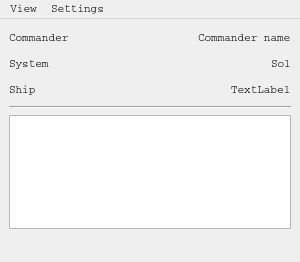
sashgorokhov/edp, file edp/gui/ui/main_window.ui: the form before one commit.
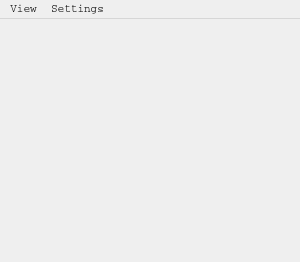
The form after the commit.

The edit to the form file:
```diff
--- a/edp/gui/ui/main_window.ui
+++ b/edp/gui/ui/main_window.ui
@@ -51,165 +51,7 @@
    <bool>false</bool>
   </property>
   <widget class="QWidget" name="centralwidget">
-   <layout class="QVBoxLayout" name="verticalLayout_2">
-    <item>
-     <layout class="QVBoxLayout" name="verticalLayout">
-      <item>
-       <layout class="QHBoxLayout" name="horizontalLayout_3">
-        <item>
-         <widget class="QLabel" name="label_5">
-          <property name="text">
-           <string>Commander</string>
-          </property>
-         </widget>
-        </item>
-        <item>
-         <spacer name="horizontalSpacer_3">
-          <property name="orientation">
-           <enum>Qt::Horizontal</enum>
-          </property>
-          <property name="sizeHint" stdset="0">
-           <size>
-            <width>40</width>
-            <height>20</height>
-           </size>
-          </property>
-         </spacer>
-        </item>
-        <item>
-         <widget class="QLabel" name="label_commander">
-          <property name="text">
-           <string>Commander name</string>
-          </property>
-         </widget>
-        </item>
-       </layout>
-      </item>
-      <item>
-       <layout class="QHBoxLayout" name="horizontalLayout_2">
-        <item>
-         <widget class="QLabel" name="label_3">
-          <property name="text">
-           <string>System</string>
-          </property>
-         </widget>
-        </item>
-        <item>
-         <spacer name="horizontalSpacer_2">
-          <property name="orientation">
-           <enum>Qt::Horizontal</enum>
-          </property>
-          <property name="sizeHint" stdset="0">
-           <size>
-            <width>40</width>
-            <height>20</height>
-           </size>
-          </property>
-         </spacer>
-        </item>
-        <item>
-         <widget class="QLabel" name="label_system">
-          <property name="text">
-           <string>Sol</string>
-          </property>
-         </widget>
-        </item>
-       </layout>
-      </item>
-      <item>
-       <layout class="QHBoxLayout" name="horizontalLayout">
-        <item>
-         <widget class="QLabel" name="label">
-          <property name="text">
-           <string>Ship</string>
-          </property>
-         </widget>
-        </item>
-        <item>
-         <spacer name="horizontalSpacer">
-          <property name="orientation">
-           <enum>Qt::Horizontal</enum>
-          </property>
-          <property name="sizeHint" stdset="0">
-           <size>
-            <width>40</width>
-            <height>20</height>
-           </size>
-          </property>
-         </spacer>
-        </item>
-        <item>
-         <widget class="QLabel" name="label_ship">
-          <property name="text">
-           <string>TextLabel</string>
-          </property>
-         </widget>
-        </item>
-       </layout>
-      </item>
-     </layout>
-    </item>
-    <item>
-     <widget class="Line" name="line">
-      <property name="orientation">
-       <enum>Qt::Horizontal</enum>
-      </property>
-     </widget>
-    </item>
-    <item>
-     <widget class="QListWidget" name="list_widget_events">
-      <property name="minimumSize">
-       <size>
-        <width>0</width>
-        <height>100</height>
-       </size>
-      </property>
-      <property name="maximumSize">
-       <size>
-        <width>16777215</width>
-        <height>150</height>
-       </size>
-      </property>
-      <property name="frameShape">
-       <enum>QFrame::StyledPanel</enum>
-      </property>
-      <property name="verticalScrollBarPolicy">
-       <enum>Qt::ScrollBarAsNeeded</enum>
-      </property>
-      <property name="horizontalScrollBarPolicy">
-       <enum>Qt::ScrollBarAlwaysOff</enum>
-      </property>
-      <property name="autoScroll">
-       <bool>false</bool>
-      </property>
-      <property name="editTriggers">
-       <set>QAbstractItemView::NoEditTriggers</set>
-      </property>
-      <property name="showDropIndicator" stdset="0">
-       <bool>false</bool>
-      </property>
-      <property name="defaultDropAction">
-       <enum>Qt::IgnoreAction</enum>
-      </property>
-      <property name="selectionMode">
-       <enum>QAbstractItemView::NoSelection</enum>
-      </property>
-     </widget>
-    </item>
-    <item>
-     <spacer name="verticalSpacer">
-      <property name="orientation">
-       <enum>Qt::Vertical</enum>
-      </property>
-      <property name="sizeHint" stdset="0">
-       <size>
-        <width>20</width>
-        <height>40</height>
-       </size>
-      </property>
-     </spacer>
-    </item>
-   </layout>
+      <layout class="QVBoxLayout" name="verticalLayout_2"/>
   </widget>
   <widget class="QMenuBar" name="menubar">
    <property name="geometry">
```
Left out of the diff: 5 changed lines with no effect on the pictures.
